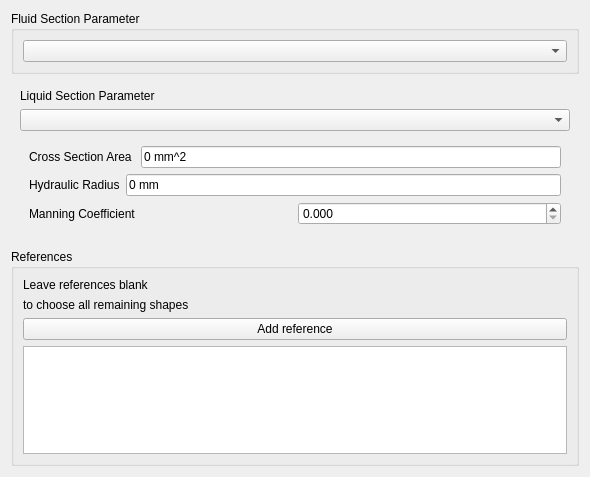
makkemal/FreeCAD, file src/Mod/Fem/TaskPanelFemFluidSection.ui: the form before one commit.
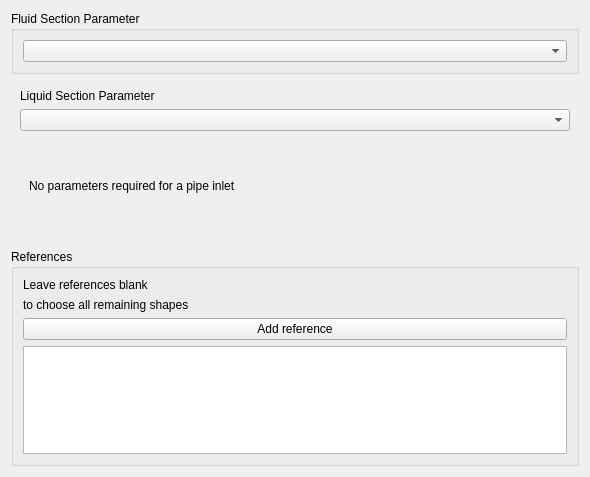
The form after the commit. Custom widgets are drawn as their Qt base class.

Commit message: FEM: FluidSection: Use correct element definition for inlet and outlet of fluid section

What changed in the file:
```diff
--- a/src/Mod/Fem/TaskPanelFemFluidSection.ui
+++ b/src/Mod/Fem/TaskPanelFemFluidSection.ui
@@ -52,7 +52,7 @@
        <item>
         <widget class="QStackedWidget" name="sw_liquid_section_type">
          <property name="currentIndex">
-          <number>0</number>
+          <number>3</number>
          </property>
          <widget class="QWidget" name="page_4">
           <layout class="QVBoxLayout" name="verticalLayout">
@@ -216,6 +216,28 @@
            </item>
           </layout>
          </widget>
+         <widget class="QWidget" name="page_7">
+          <layout class="QHBoxLayout" name="horizontalLayout_8">
+           <item>
+            <widget class="QLabel" name="label_11">
+             <property name="text">
+              <string>No parameters required for a pipe inlet</string>
+             </property>
+            </widget>
+           </item>
+          </layout>
+         </widget>
+         <widget class="QWidget" name="page_8">
+          <layout class="QHBoxLayout" name="horizontalLayout_9">
+           <item>
+            <widget class="QLabel" name="label_12">
+             <property name="text">
+              <string>No parameters required for a pipe outlet</string>
+             </property>
+            </widget>
+           </item>
+          </layout>
+         </widget>
         </widget>
        </item>
       </layout>
```
The commit also changes 2 other files.
